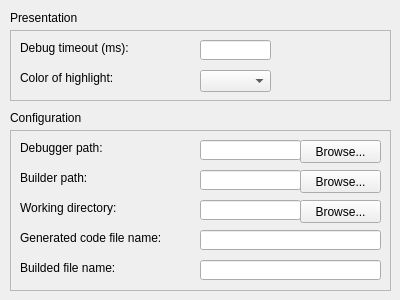
First picture: the form in qrgui/mainwindow/preferencesDebuggerForm.ui, repository qreal/qreal, before the edit.
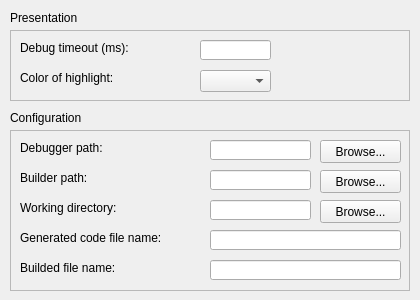
Second picture: the form after the edit.

Commit message: Added icons to the preferences dialog + some other fixes

Patch:
```diff
--- a/qrgui/mainwindow/preferencesDebuggerForm.ui
+++ b/qrgui/mainwindow/preferencesDebuggerForm.ui
@@ -6,7 +6,7 @@
    <rect>
     <x>0</x>
     <y>0</y>
-    <width>400</width>
+    <width>420</width>
     <height>300</height>
    </rect>
   </property>
@@ -18,7 +18,7 @@
     <rect>
      <x>10</x>
      <y>130</y>
-     <width>381</width>
+     <width>400</width>
      <height>161</height>
     </rect>
    </property>
@@ -83,7 +83,7 @@
    <widget class="QLineEdit" name="debuggerPathLineEdit">
     <property name="geometry">
      <rect>
-      <x>190</x>
+      <x>200</x>
       <y>10</y>
       <width>101</width>
       <height>20</height>
@@ -93,7 +93,7 @@
    <widget class="QLineEdit" name="builderPathLineEdit">
     <property name="geometry">
      <rect>
-      <x>190</x>
+      <x>200</x>
       <y>40</y>
       <width>101</width>
       <height>20</height>
@@ -103,9 +103,9 @@
    <widget class="QLineEdit" name="codeFileNameLineEdit">
     <property name="geometry">
      <rect>
-      <x>190</x>
+      <x>200</x>
       <y>100</y>
-      <width>181</width>
+      <width>191</width>
       <height>20</height>
      </rect>
     </property>
@@ -113,9 +113,9 @@
    <widget class="QLineEdit" name="buildedFileNameLineEdit">
     <property name="geometry">
      <rect>
-      <x>190</x>
+      <x>200</x>
       <y>130</y>
-      <width>181</width>
+      <width>191</width>
       <height>20</height>
      </rect>
     </property>
@@ -123,7 +123,7 @@
    <widget class="QPushButton" name="browseDebPathButton">
     <property name="geometry">
      <rect>
-      <x>290</x>
+      <x>310</x>
       <y>10</y>
       <width>81</width>
       <height>23</height>
@@ -136,7 +136,7 @@
    <widget class="QPushButton" name="builderPathButton">
     <property name="geometry">
      <rect>
-      <x>290</x>
+      <x>310</x>
       <y>40</y>
       <width>81</width>
       <height>23</height>
@@ -162,7 +162,7 @@
    <widget class="QLineEdit" name="workDirLineEdit">
     <property name="geometry">
      <rect>
-      <x>190</x>
+      <x>200</x>
       <y>70</y>
       <width>101</width>
       <height>20</height>
@@ -172,7 +172,7 @@
    <widget class="QPushButton" name="workDirPushButton">
     <property name="geometry">
      <rect>
-      <x>290</x>
+      <x>310</x>
       <y>70</y>
       <width>81</width>
       <height>23</height>
@@ -188,7 +188,7 @@
     <rect>
      <x>10</x>
      <y>30</y>
-     <width>381</width>
+     <width>400</width>
      <height>71</height>
     </rect>
    </property>
@@ -250,7 +250,7 @@
     <rect>
      <x>10</x>
      <y>10</y>
-     <width>381</width>
+     <width>400</width>
      <height>16</height>
     </rect>
    </property>
@@ -263,7 +263,7 @@
     <rect>
      <x>10</x>
      <y>110</y>
-     <width>381</width>
+     <width>400</width>
      <height>16</height>
     </rect>
    </property>
```
The commit also changes 7 other files.
